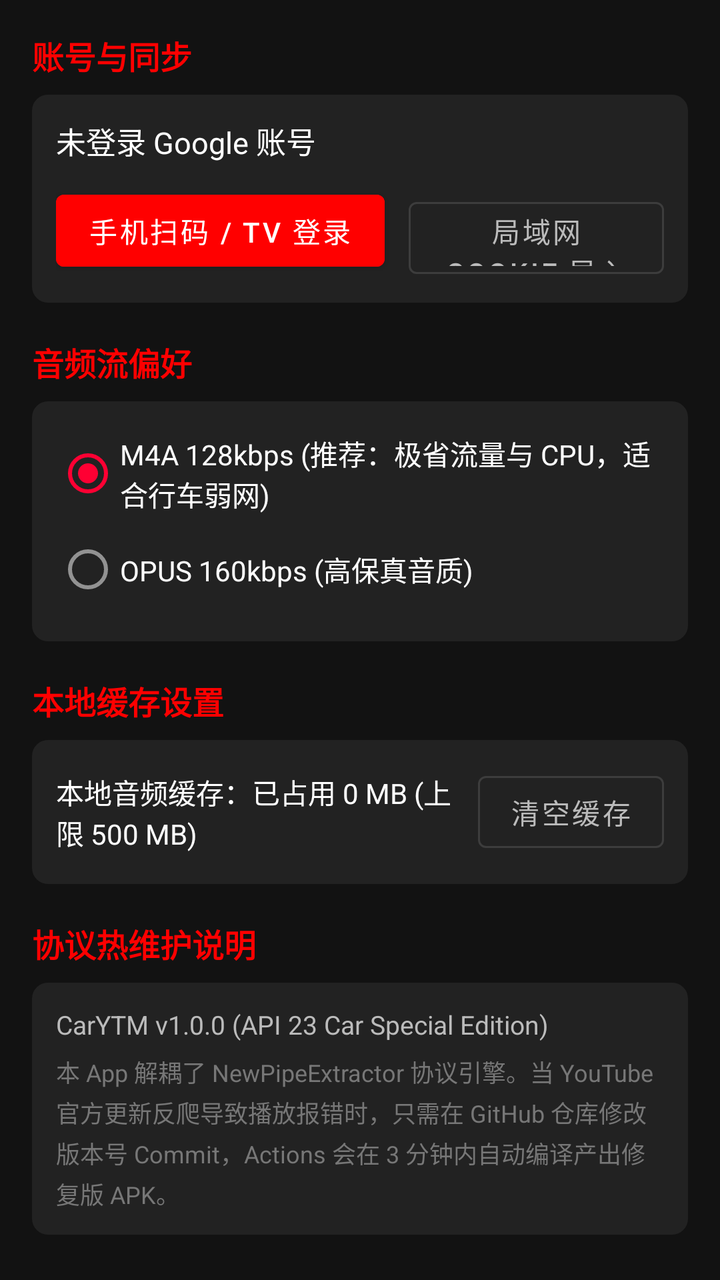
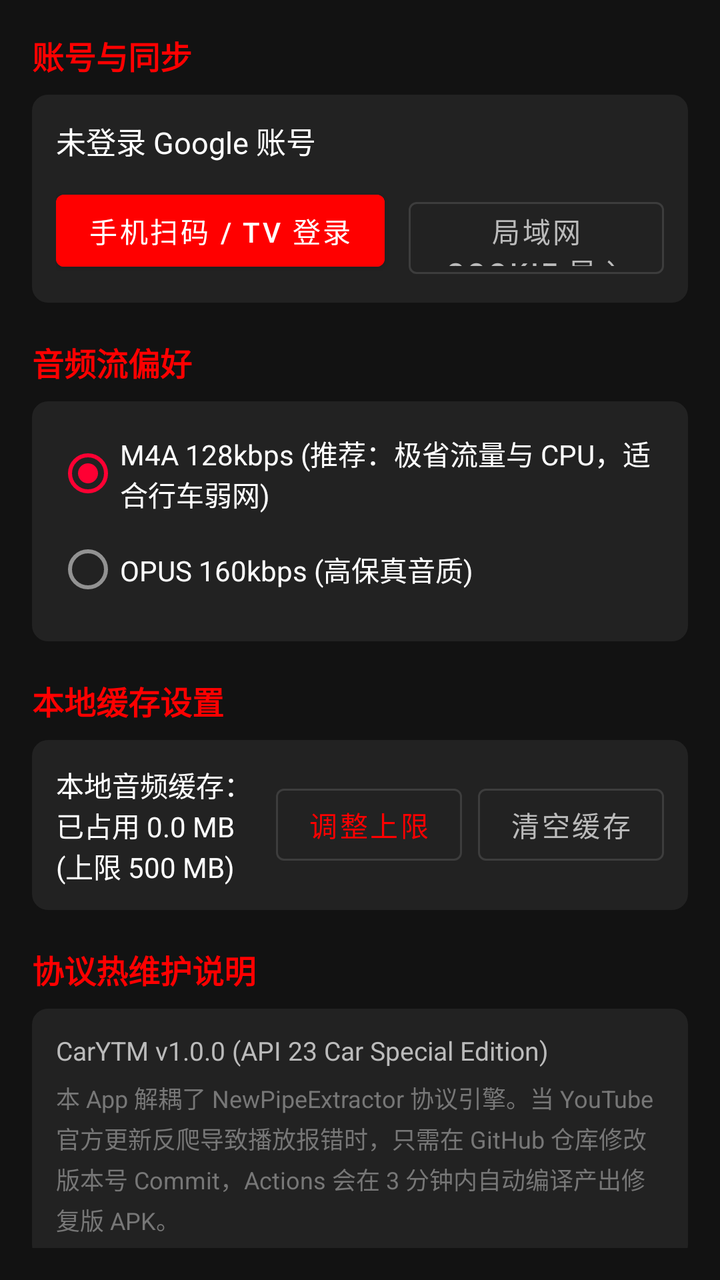

Screens rendered from an Android XML layout before and after an edit, with the pre-edit source and the edit as a unified diff.
<!-- AndroidManifest.xml: application theme Theme.CarYTM -->
<!-- res/layout/fragment_settings.xml -->
<?xml version="1.0" encoding="utf-8"?>
<ScrollView xmlns:android="http://schemas.android.com/apk/res/android"
    android:layout_width="match_parent"
    android:layout_height="match_parent"
    android:background="@color/background"
    android:padding="16dp">

    <LinearLayout
        android:layout_width="match_parent"
        android:layout_height="wrap_content"
        android:orientation="vertical">

        
        <TextView
            android:layout_width="wrap_content"
            android:layout_height="wrap_content"
            android:text="账号与同步"
            android:textColor="@color/primary"
            android:textSize="16sp"
            android:textStyle="bold" />

        <LinearLayout
            android:layout_width="match_parent"
            android:layout_height="wrap_content"
            android:layout_marginTop="8dp"
            android:background="@drawable/bg_card"
            android:orientation="vertical"
            android:padding="12dp">

            <TextView
                android:id="@+id/tv_settings_account"
                android:layout_width="wrap_content"
                android:layout_height="wrap_content"
                android:text="@string/not_logged_in"
                android:textColor="@color/text_primary"
                android:textSize="15sp" />

            <LinearLayout
                android:layout_width="match_parent"
                android:layout_height="wrap_content"
                android:layout_marginTop="10dp"
                android:orientation="horizontal">

                <Button
                    android:id="@+id/btn_settings_login"
                    android:layout_width="wrap_content"
                    android:layout_height="48dp"
                    android:backgroundTint="@color/primary"
                    android:text="手机扫码 / TV 登录"
                    android:textColor="@color/text_primary" />

                <Button
                    android:id="@+id/btn_settings_cookie"
                    style="@style/Widget.MaterialComponents.Button.OutlinedButton"
                    android:layout_width="wrap_content"
                    android:layout_height="48dp"
                    android:layout_marginStart="12dp"
                    android:text="局域网 Cookie 导入"
                    android:textColor="@color/text_secondary" />

                <Button
                    android:id="@+id/btn_settings_logout"
                    style="@style/Widget.MaterialComponents.Button.TextButton"
                    android:layout_width="wrap_content"
                    android:layout_height="48dp"
                    android:layout_marginStart="12dp"
                    android:text="@string/settings_logout"
                    android:textColor="@color/primary_light"
                    android:visibility="gone" />
            </LinearLayout>
        </LinearLayout>

        
        <TextView
            android:layout_width="wrap_content"
            android:layout_height="wrap_content"
            android:layout_marginTop="18dp"
            android:text="@string/settings_audio_quality"
            android:textColor="@color/primary"
            android:textSize="16sp"
            android:textStyle="bold" />

        <LinearLayout
            android:layout_width="match_parent"
            android:layout_height="wrap_content"
            android:layout_marginTop="8dp"
            android:background="@drawable/bg_card"
            android:orientation="vertical"
            android:padding="12dp">

            <RadioGroup
                android:id="@+id/rg_audio_quality"
                android:layout_width="match_parent"
                android:layout_height="wrap_content">

                <RadioButton
                    android:id="@+id/rb_quality_m4a"
                    android:layout_width="match_parent"
                    android:layout_height="wrap_content"
                    android:checked="true"
                    android:text="M4A 128kbps (推荐：极省流量与 CPU，适合行车弱网)"
                    android:textColor="@color/text_primary" />

                <RadioButton
                    android:id="@+id/rb_quality_opus"
                    android:layout_width="match_parent"
                    android:layout_height="wrap_content"
                    android:text="OPUS 160kbps (高保真音质)"
                    android:textColor="@color/text_primary" />
            </RadioGroup>
        </LinearLayout>

        
        <TextView
            android:layout_width="wrap_content"
            android:layout_height="wrap_content"
            android:layout_marginTop="18dp"
            android:text="@string/settings_cache"
            android:textColor="@color/primary"
            android:textSize="16sp"
            android:textStyle="bold" />

        <LinearLayout
            android:layout_width="match_parent"
            android:layout_height="wrap_content"
            android:layout_marginTop="8dp"
            android:background="@drawable/bg_card"
            android:orientation="horizontal"
            android:gravity="center_vertical"
            android:padding="12dp">

            <TextView
                android:id="@+id/tv_cache_size"
                android:layout_width="0dp"
                android:layout_height="wrap_content"
                android:layout_weight="1"
                android:text="本地音频缓存：已占用 0 MB (上限 500 MB)"
                android:textColor="@color/text_primary"
                android:textSize="14sp" />

            <Button
                android:id="@+id/btn_clear_cache"
                style="@style/Widget.MaterialComponents.Button.OutlinedButton"
                android:layout_width="wrap_content"
                android:layout_height="48dp"
                android:text="清空缓存"
                android:textColor="@color/text_secondary" />
        </LinearLayout>

        
        <TextView
            android:layout_width="wrap_content"
            android:layout_height="wrap_content"
            android:layout_marginTop="18dp"
            android:text="协议热维护说明"
            android:textColor="@color/primary"
            android:textSize="16sp"
            android:textStyle="bold" />

        <LinearLayout
            android:layout_width="match_parent"
            android:layout_height="wrap_content"
            android:layout_marginTop="8dp"
            android:background="@drawable/bg_card"
            android:orientation="vertical"
            android:padding="12dp">

            <TextView
                android:layout_width="wrap_content"
                android:layout_height="wrap_content"
                android:text="@string/settings_version_info"
                android:textColor="@color/text_secondary"
                android:textSize="13sp" />

            <TextView
                android:layout_width="wrap_content"
                android:layout_height="wrap_content"
                android:layout_marginTop="6dp"
                android:text="本 App 解耦了 NewPipeExtractor 协议引擎。当 YouTube 官方更新反爬导致播放报错时，只需在 GitHub 仓库修改版本号 Commit，Actions 会在 3 分钟内自动编译产出修复版 APK。"
                android:textColor="@color/text_muted"
                android:textSize="12sp"
                android:lineSpacingExtra="3dp" />
        </LinearLayout>

    </LinearLayout>
</ScrollView>
<!-- resources referenced by this layout -->
<resources>
  <color name="background">#121212</color>
  <color name="primary">#FF0000</color>
  <color name="primary_light">#FF4D4D</color>
  <color name="text_muted">#777777</color>
  <color name="text_primary">#FFFFFF</color>
  <color name="text_secondary">#BBBBBB</color>
  <!-- drawable bg_card (drawable) -->
  <?xml version="1.0" encoding="utf-8"?>
  <shape xmlns:android="http://schemas.android.com/apk/res/android"
      android:shape="rectangle">
      <solid android:color="@color/surface_card" />
      <corners android:radius="8dp" />
  </shape>
  <string name="not_logged_in">未登录 Google 账号</string>
  <string name="settings_audio_quality">音频流偏好</string>
  <string name="settings_cache">本地缓存设置</string>
  <string name="settings_logout">退出登录</string>
  <string name="settings_version_info">CarYTM v1.0.0 (API 23 Car Special Edition)</string>
  <style name="Theme.CarYTM" parent="Theme.MaterialComponents.NoActionBar">
          <item name="colorPrimary">@color/primary</item>
          <item name="colorPrimaryDark">@color/primary_dark</item>
          <item name="colorAccent">@color/accent</item>
          <item name="android:windowBackground">@color/background</item>
          <item name="android:textColorPrimary">@color/text_primary</item>
          <item name="android:textColorSecondary">@color/text_secondary</item>
          <item name="android:windowNoTitle">true</item>
          <item name="android:windowActionBar">false</item>
      </style>
  <color name="surface_card">#222222</color>
  <color name="primary_dark">#CC0000</color>
  <color name="accent">#FF0033</color>
</resources>

<!-- the commit's change to res/layout/fragment_settings.xml (unified diff, before → after) -->
@@ -134,15 +134,24 @@
                 android:layout_width="0dp"
                 android:layout_height="wrap_content"
                 android:layout_weight="1"
-                android:text="本地音频缓存：已占用 0 MB (上限 500 MB)"
+                android:text="本地音频缓存：已占用 0.0 MB (上限 500 MB)"
                 android:textColor="@color/text_primary"
                 android:textSize="14sp" />
+
+            <Button
+                android:id="@+id/btn_set_cache_size"
+                style="@style/Widget.MaterialComponents.Button.OutlinedButton"
+                android:layout_width="wrap_content"
+                android:layout_height="48dp"
+                android:text="调整上限"
+                android:textColor="@color/primary" />
 
             <Button
                 android:id="@+id/btn_clear_cache"
                 style="@style/Widget.MaterialComponents.Button.OutlinedButton"
                 android:layout_width="wrap_content"
                 android:layout_height="48dp"
+                android:layout_marginStart="8dp"
                 android:text="清空缓存"
                 android:textColor="@color/text_secondary" />
         </LinearLayout>
